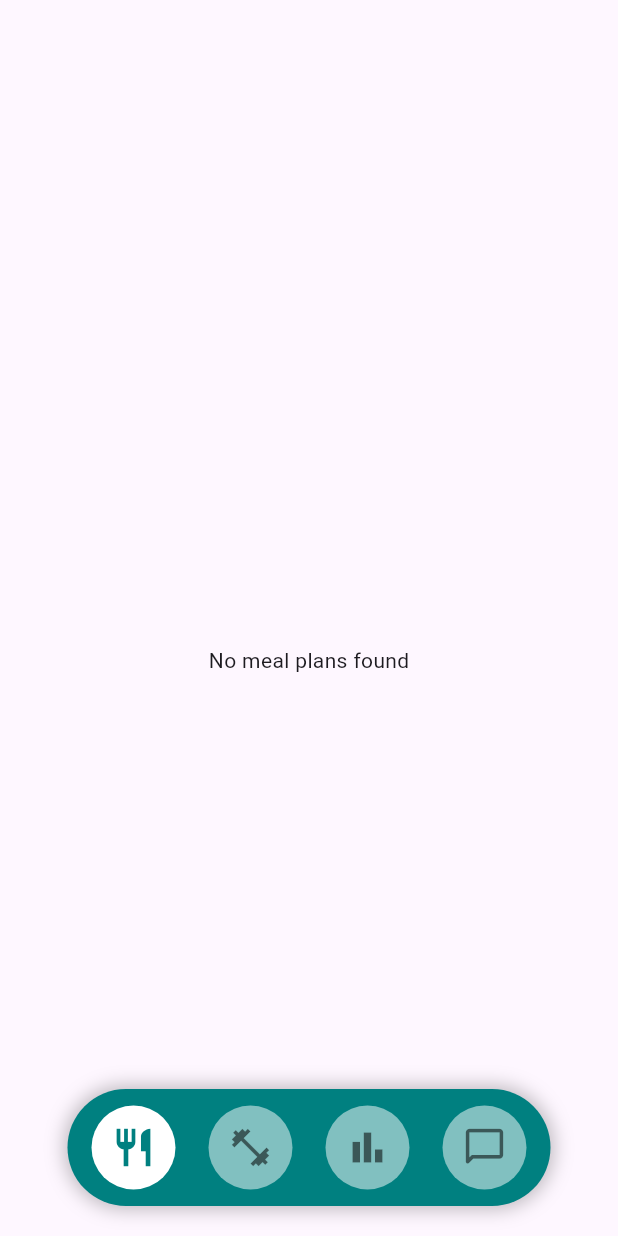
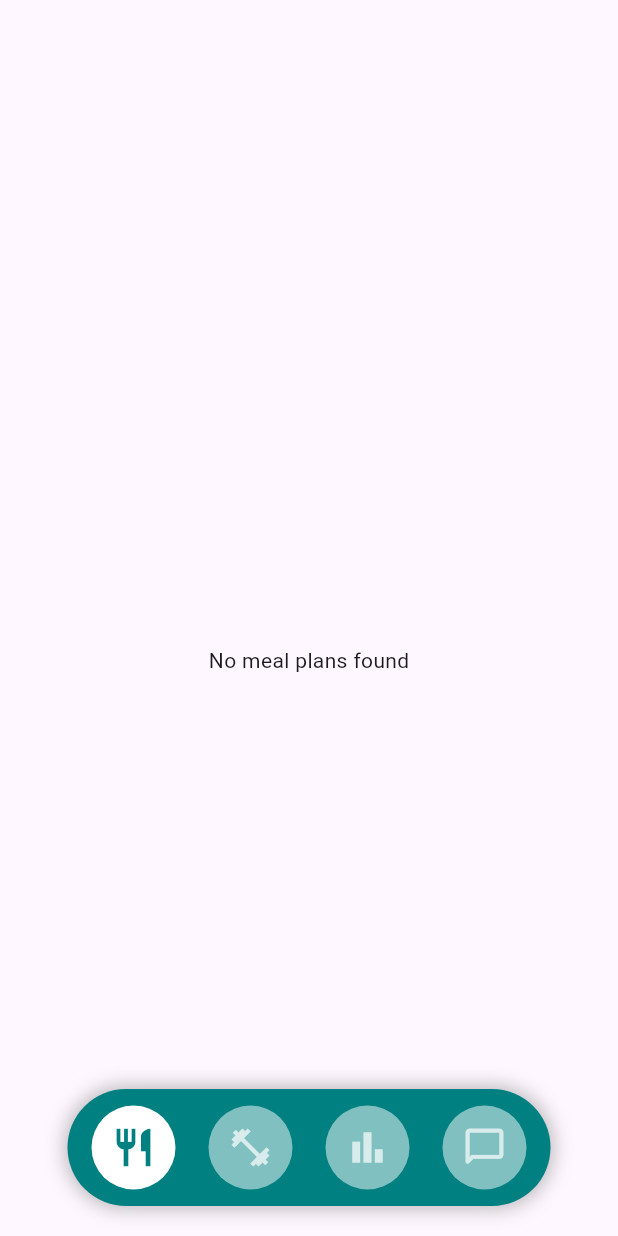
Before and after one commit to liyuwan/RAG-Agent-for-Lifestyle-Improvement, a Flutter app: the MainPage screen opened directly, on a phone screen of 412 x 824 dp. Run offline on Flutter 3.47's test engine with Material 3 defaults, Android fonts, the phone set to English and light mode, and no system bars; our stand-ins replace cloud_firestore, firebase_auth, firebase_core, firebase_storage, flutter_tts, image_picker and 1 more; accounts and stored records are empty; project files that could hold a hidden picture were left out.

Commit message:
nav bar ui updated

```diff
--- a/rag_flutter_app/lib/pages/main_page.dart
+++ b/rag_flutter_app/lib/pages/main_page.dart
@@ -89,7 +89,7 @@ class _MainPageState extends State<MainPage> {
         child: Icon(
           icon,
           size: 30,
-          color: _selectedIndex == index ? const Color(0xFF008080) : Colors.black54,
+          color: _selectedIndex == index ? const Color(0xFF008080) : Colors.white70,
         ),
       ),
     );
```
